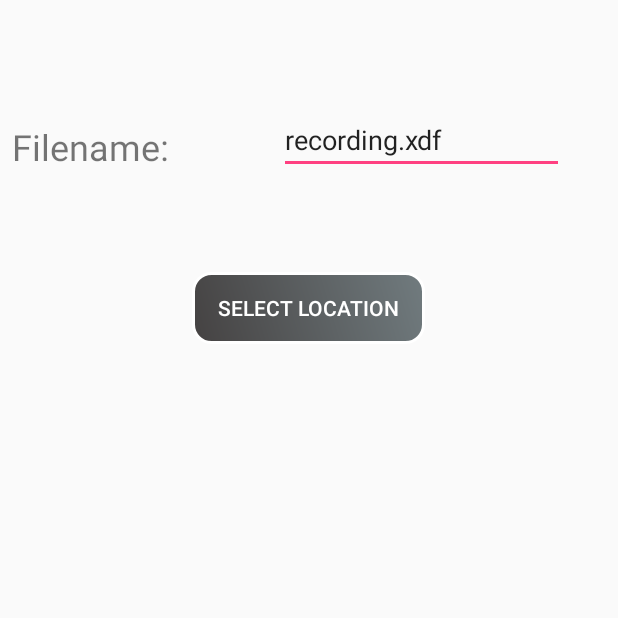
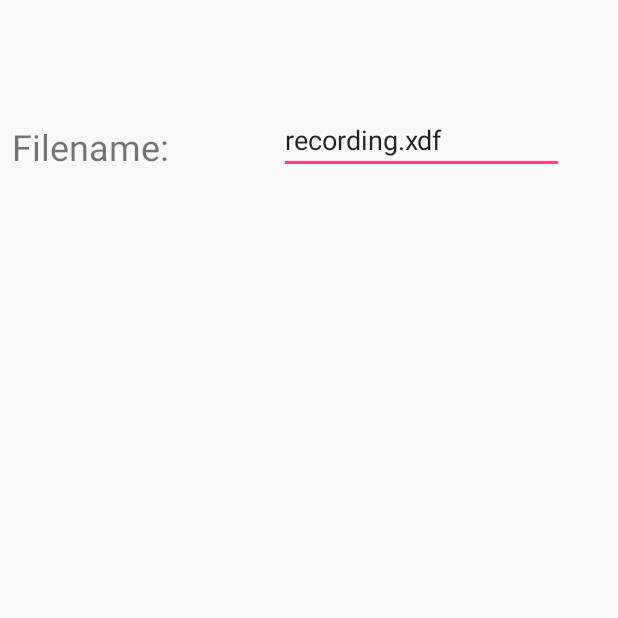
Before and after one commit to NeuropsyOL/RECORDA, an Android app: the screen it shows after launch (SettingsActivity), after a tap on an icon or button, on a phone screen of 412 x 824 dp, the top half of it. Run offline under Robolectric (Android 15) with nearby library versions, the light colour scheme and no system bars; 1 statement that could not run was skipped; 2 other taps on this screen came first.

```diff
--- a/app/src/main/java/com/example/aliayubkhan/LSLReceiver/LSLService.java
+++ b/app/src/main/java/com/example/aliayubkhan/LSLReceiver/LSLService.java
@@ -284,7 +284,7 @@ public class LSLService extends Service {
             lv.setAdapter(new ArrayAdapter<String>(this,R.layout.list_view_text , LSLStreamName));
         }
 
-        MainActivity.path = MainActivity.path + "/" + MainActivity.filenamevalue;
+        MainActivity.path = MainActivity.path + MainActivity.filenamevalue;
 
         for (int i=0; i<streamCount; i++){
 
--- a/app/src/main/java/com/example/aliayubkhan/LSLReceiver/MainActivity.java
+++ b/app/src/main/java/com/example/aliayubkhan/LSLReceiver/MainActivity.java
@@ -15,7 +15,6 @@ import android.os.Environment;
 import android.support.annotation.RequiresApi;
 import android.support.v4.app.ActivityCompat;
 import android.support.v4.content.ContextCompat;
-import android.util.Log;
 import android.view.MotionEvent;
 import android.view.View;
 import android.view.WindowManager;
@@ -31,65 +30,64 @@ import android.widget.Toast;
 import java.util.ArrayList;
 import java.util.List;
 
+/**
+ * Edited by Sarah Blum on 21/08/2020
+ *
+ * Changes: file handling adapted, storage location fixed
+ */
 public class MainActivity extends Activity
 {
-    static TextView tv;
     public static ListView lv;
-
-    ArrayAdapter<String> adapter;
-    Button start, stop, Reset;
-
-    static boolean isRunning  = false;
-    static int i = 0;
-    static boolean checkFlag = false;
-
-    List<String> stream;
     public static List<String> LSLStreamName = new ArrayList<String>();
     public static ArrayList<String> selectedItems=new ArrayList<String>();
-
-    ImageView refresh;
-
+    public static boolean writePermission = true;
+    public static String filenamevalue;
+    public static String path;
+    public static boolean isComplete = false;
+    public static boolean isAlreadyExecuted = false;
+    static TextView tv;
+    static boolean isRunning  = false;
 
     //Requesting run-time permissions
+    static boolean checkFlag = false;
+    //Streams
+    static LSL.StreamInfo[] streams;
 
+    //Elapsed Time
     //Create placeholder for user's consent to record_audio permission.
     //This will be used in handling callback
     private final int MY_PERMISSIONS_WRITE_LSL = 1;
-
-    public static boolean writePermission = true;
-
-    //Elapsed Time
-
     public TextView tdate;
-
+    //Initializing Sensor data Variables
     public Thread t;
-    //Initializing Sensor data Variables
 
     public Long startMillis;
-
-    //filename
-
-    public static String filenamevalue;
-
+    ArrayAdapter<String> adapter;
+    Button start, stop, Reset;
+    List<String> stream;
+    ImageView refresh;
     //Settings button
     ImageView settings_button;
 
+    public static String getElapsedTimeMinutesSecondsString(Long miliseconds) {
+        Long elapsedTime = miliseconds;
+        @SuppressLint("DefaultLocale") String format = String.format("%%0%dd", 2);
+//        elapsedTime = elapsedTime / 1000;
+        String seconds = String.format(format, (elapsedTime / 1000) % 60 );
+        String minutes = String.format(format, ((elapsedTime / (1000*60)) % 60));
+        String hours = String.format(format, ((elapsedTime / (1000*60*60)) % 24));
+        return hours + ":" + minutes + ":" + seconds;
+    }
 
-    //Streams
-    static LSL.StreamInfo[] streams;
+    public static void showText(String s){
+        tv.setText(s);
+    }
 
-    public static String path;
-
-    public static boolean isComplete = false;
-    public static boolean isAlreadyExecuted = false;
-
-    /** Called when the activity is first created. */
     @SuppressLint({"SetTextI18n", "ClickableViewAccessibility"})
     @Override
     public void onCreate(Bundle savedInstanceState)
     {
         super.onCreate(savedInstanceState);
-//        tv = new TextView(this);
         setContentView(R.layout.activity_main);
         tv = (TextView)findViewById(R.id.tv);
         start = (Button)findViewById(R.id.startLSL);
@@ -97,7 +95,8 @@ public class MainActivity extends Activity
         refresh = (ImageButton) findViewById(R.id.refreshStreams);
         tdate = (TextView) findViewById(R.id.elapsedTime);
         //requestWritePermissions();
-        filenamevalue = "default.xdf"; // gets changed if the user enters settings screen
+        // set filename so that is not null, it gets changed if the user enters settings screen
+        filenamevalue = "default.xdf";
         path = Environment.getExternalStorageDirectory() + "/Download/";
         lv = (ListView) findViewById (R.id.streams);
         lv.setChoiceMode(ListView.CHOICE_MODE_MULTIPLE);
@@ -133,18 +132,16 @@ public class MainActivity extends Activity
 
                             System.out.println(path);
                         } else {
-                            Toast.makeText(MainActivity.this, "Close existing inlets first!", Toast.LENGTH_LONG).show();
+                            Toast.makeText(MainActivity.this, "Close existing inlets first!",
+                                    Toast.LENGTH_LONG).show();
                         }
 
                     } else {
                         //Toast.makeText(MainActivity.this, "Filepath not chosen!", Toast.LENGTH_LONG).show();
-                        Toast.makeText(MainActivity.this, "Filepath invalid: "+ path, Toast.LENGTH_LONG).show();
+                        Toast.makeText(MainActivity.this, "Filepath invalid: "+ path,
+                                Toast.LENGTH_LONG).show();
                     }
-
-
-                    //startAsyncTask(ts);
                 }
-
             }
         });
 
@@ -155,7 +152,8 @@ public class MainActivity extends Activity
             public boolean onTouch(View v, MotionEvent event) {
                 switch (event.getAction()) {
                     case MotionEvent.ACTION_DOWN: {
-                        Toast.makeText(MainActivity.this, "Refreshing Streams...", Toast.LENGTH_LONG).show();
+                        Toast.makeText(MainActivity.this, "Refreshing Streams...",
+                                Toast.LENGTH_LONG).show();
                         ImageButton view = (ImageButton ) v;
                         view.getBackground().setColorFilter(0x77000000, PorterDuff.Mode.SRC_ATOP);
                         view.invalidate();
@@ -182,7 +180,6 @@ public class MainActivity extends Activity
             public void onClick(View v) {
                 stopService(intent);
                 t.interrupt();
-
             }
         });
 
@@ -218,7 +215,6 @@ public class MainActivity extends Activity
                     selectedItems.add(selectedItem); //add selected item to the list of selected items
                 showSelectedItems();
             }
-
         });
 
     }
@@ -229,15 +225,12 @@ public class MainActivity extends Activity
         LSLStreamName.clear();
         lv.setAdapter(new ArrayAdapter<String>(this,R.layout.list_view_text , LSLStreamName));
 
-
         for (LSL.StreamInfo stream1 : streams) {
             LSLStreamName.add(stream1.name());
         }
         lv.setAdapter(new ArrayAdapter<String>(this,R.layout.list_view_text , LSLStreamName));
 
     }
-
-
 
     public void ElapsedTime(){
         t = new Thread() {
@@ -262,18 +255,11 @@ public class MainActivity extends Activity
         t.start();
     }
 
-    public static String getElapsedTimeMinutesSecondsString(Long miliseconds) {
-        Long elapsedTime = miliseconds;
-        @SuppressLint("DefaultLocale") String format = String.format("%%0%dd", 2);
-//        elapsedTime = elapsedTime / 1000;
-
-        String seconds = String.format(format, (elapsedTime / 1000) % 60 );
-        String minutes = String.format(format, ((elapsedTime / (1000*60)) % 60));
-        String hours = String.format(format, ((elapsedTime / (1000*60*60)) % 24));
-        return hours + ":" + minutes + ":" + seconds;
-    }
-
-
+    /*
+    We do not need to ask the user for write permissions for every single folder, since the app is
+    prompting the user in the beginning for writing access to external storage.
+     */
+    @Deprecated
     private void requestWritePermissions() {
         if (ContextCompat.checkSelfPermission(this,
                 Manifest.permission.WRITE_EXTERNAL_STORAGE)
@@ -282,7 +268,8 @@ public class MainActivity extends Activity
             //When permission is not granted by user, show them message why this permission is needed.
             if (ActivityCompat.shouldShowRequestPermissionRationale(this,
                     Manifest.permission.WRITE_EXTERNAL_STORAGE)) {
-                Toast.makeText(this, "Please grant permissions to write LSL Stream", Toast.LENGTH_LONG).show();
+                Toast.makeText(this, "Please grant permissions to write LSL Stream",
+                        Toast.LENGTH_LONG).show();
                 writePermission = false;
 
                 //Give user option to still opt-in the permissions
@@ -320,7 +307,6 @@ public class MainActivity extends Activity
         }
     }
 
-
     private void showSelectedItems() {
         String selItems="";
         for(String item:selectedItems){
@@ -342,9 +328,4 @@ public class MainActivity extends Activity
         System.exit(2);
     }
 
-    public static void showText(String s){
-        tv.setText(s);
-
-    }
-
 }
--- a/app/src/main/java/com/example/aliayubkhan/LSLReceiver/SettingsActivity.java
+++ b/app/src/main/java/com/example/aliayubkhan/LSLReceiver/SettingsActivity.java
@@ -14,13 +14,10 @@ import android.provider.MediaStore;
 import android.support.annotation.RequiresApi;
 import android.support.v7.app.AppCompatActivity;
 import android.util.Log;
-import android.view.View;
 import android.widget.Button;
 import android.widget.EditText;
 
 public class SettingsActivity extends AppCompatActivity {
-
-    //Variable to store file name
 
     public static Boolean samplingRate_set_Check = Boolean.FALSE;
 
@@ -35,10 +32,13 @@ public class SettingsActivity extends AppCompatActivity {
         setContentView(R.layout.settings_activity);
 
         samplingRate_set_Check = Boolean.TRUE;
-        samplingSet = (Button) findViewById(R.id.locationButton);
+
+        //TODO for now, the location handling is not implemented, every file is stored in
+        // external storage - Download/
+        //samplingSet = (Button) findViewById(R.id.locationButton);
 
         MainActivity.isComplete = true;
-        samplingSet.setOnClickListener(new View.OnClickListener() {
+/*        samplingSet.setOnClickListener(new View.OnClickListener() {
 
             @RequiresApi(api = Build.VERSION_CODES.KITKAT)
             @Override
@@ -47,9 +47,8 @@ public class SettingsActivity extends AppCompatActivity {
                 Intent i = new Intent(Intent.ACTION_OPEN_DOCUMENT_TREE);
                 i.addCategory(Intent.CATEGORY_DEFAULT);
                 startActivityForResult(Intent.createChooser(i, "Choose directory"), 9999);
-
             }
-        });
+        });*/
 
         filename = (EditText) findViewById(R.id.filenametext);
         MainActivity.filenamevalue = String.valueOf(filename.getText());
@@ -74,11 +73,9 @@ public class SettingsActivity extends AppCompatActivity {
                 docUri = DocumentsContract.buildDocumentUriUsingTree(uri,
                         DocumentsContract.getTreeDocumentId(uri));
             }
-            MainActivity.path = getPath(this, docUri);
+            //MainActivity.path = getPath(this, docUri);
             Log.d(TAG, "onActivityResult: "+"Path is: " + MainActivity.path);
-            //System.out.println("Path is: " + MainActivity.path);
-            //MainActivity.path = MainActivity.path; //+ "/" + MainActivity.filenamevalue;
-
+            MainActivity.path = MainActivity.path; //+ "/" + MainActivity.filenamevalue;
             Intent intent = new Intent(SettingsActivity.this, MainActivity.class);
             startActivity(intent);
         }
--- a/app/src/main/res/layout/settings_activity.xml
+++ b/app/src/main/res/layout/settings_activity.xml
@@ -58,7 +58,7 @@
             android:orientation="vertical"
             android:textAlignment="center">
 
-            <Button
+<!--            <Button
                 android:id="@+id/locationButton"
                 android:layout_width="155dp"
                 android:layout_height="wrap_content"
@@ -66,7 +66,7 @@
                 android:gravity="center"
                 android:text="Select Location"
                 android:textAlignment="center"
-                android:textColor="#FFFFFF" />
+                android:textColor="#FFFFFF" />-->
         </LinearLayout>
     </LinearLayout>
 </android.support.constraint.ConstraintLayout>
```
Also changed, not shown: 1 other file.
